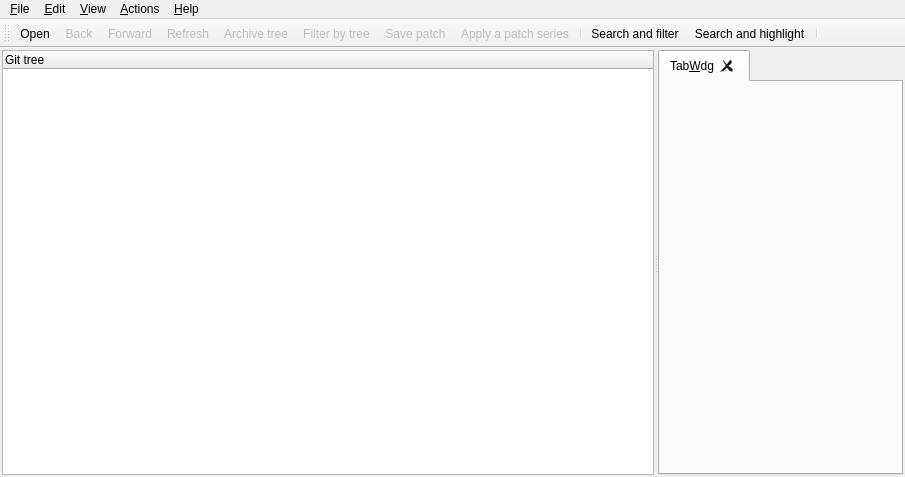
This is src/mainwindow.ui in hkarel/qgit as Qt 5 draws it before an edit. The edited form follows.
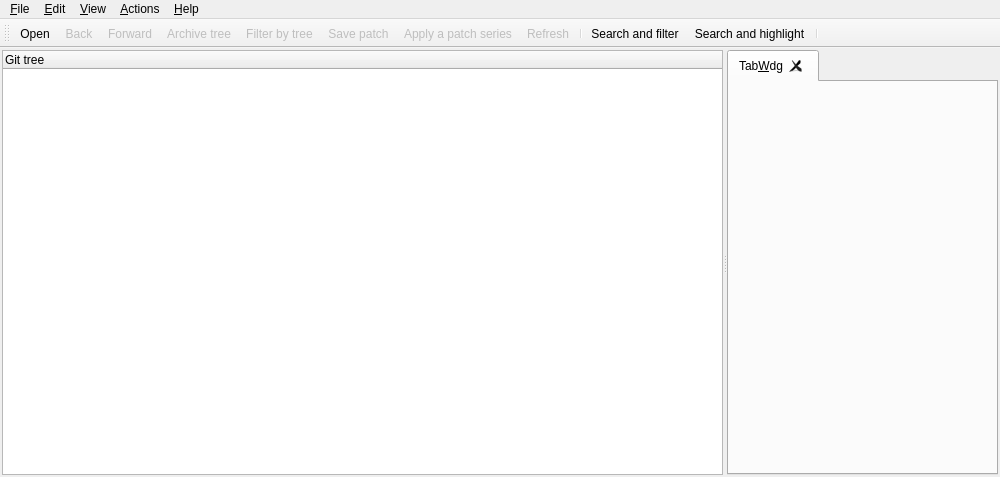
This is the edited form. Icons and pictures are not drawn. Custom widgets are drawn as their Qt base class.

Commit message: Added button 'Exit' on ToolBar

Patch:
```diff
--- a/src/mainwindow.ui
+++ b/src/mainwindow.ui
@@ -6,7 +6,7 @@
    <rect>
     <x>0</x>
     <y>0</y>
-    <width>905</width>
+    <width>1000</width>
     <height>477</height>
    </rect>
   </property>
@@ -91,11 +91,11 @@
    <addaction name="actOpenRepo"/>
    <addaction name="actBack"/>
    <addaction name="actForward"/>
-   <addaction name="actRefresh"/>
    <addaction name="actShowTree"/>
    <addaction name="actFilterTree"/>
    <addaction name="actMailFormatPatch"/>
    <addaction name="actMailApplyPatch"/>
+   <addaction name="actRefresh"/>
    <addaction name="separator"/>
    <addaction name="actSearchAndFilter"/>
    <addaction name="actSearchAndHighlight"/>
@@ -106,7 +106,7 @@
     <rect>
      <x>0</x>
      <y>0</y>
-     <width>905</width>
+     <width>1000</width>
      <height>23</height>
     </rect>
    </property>
```
Left out of the diff: 2 changed lines with no effect on the pictures. The commit also changes 5 other files.
